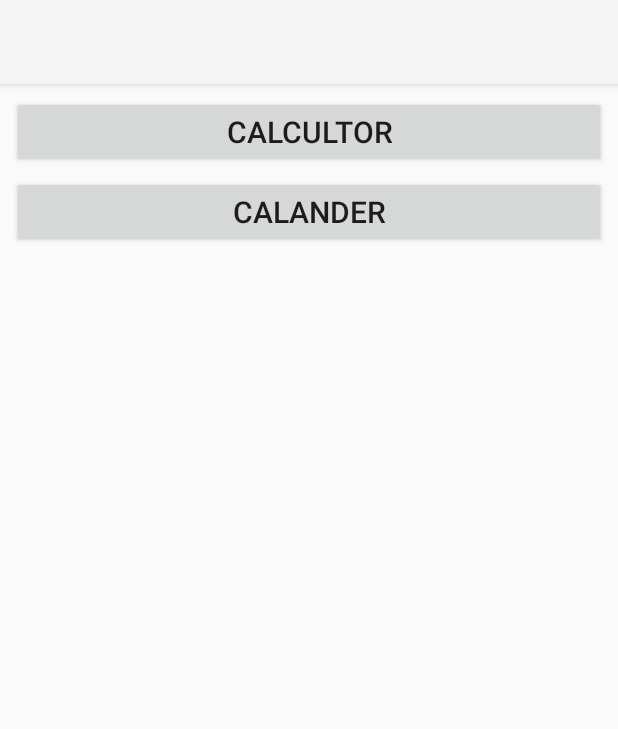
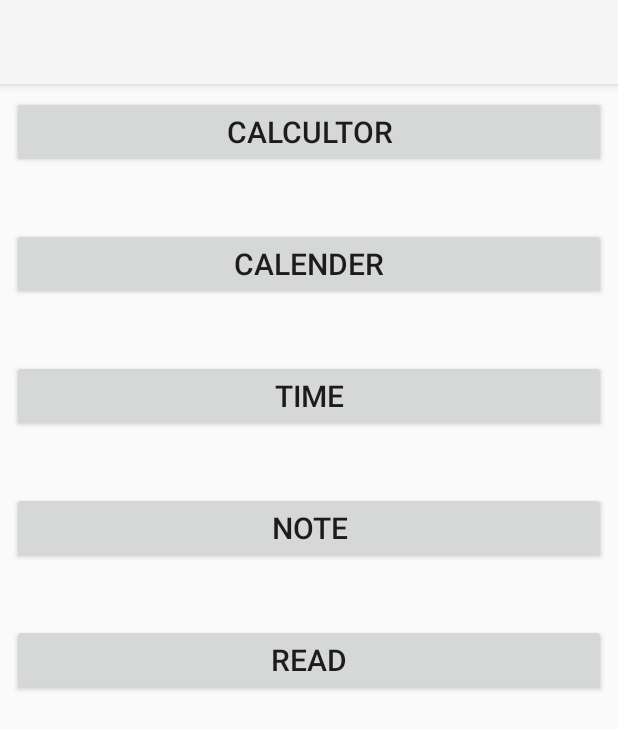
Before and after one commit to nawaralqadhy/MyApplication3, an Android app: the screen it shows after launch (MainActivity), on a phone screen of 412 x 824 dp. Shown: the top 729 px of the screen. Run offline under Robolectric (Android 15) with nearby library versions, the phone set to English and light mode, and no system bars.

Commit message:
FinalProject1

```diff
--- a/app/src/main/res/layout/activity_main.xml
+++ b/app/src/main/res/layout/activity_main.xml
@@ -1,34 +1,46 @@
-<RelativeLayout xmlns:android="http://schemas.android.com/apk/res/android"
-    xmlns:tools="http://schemas.android.com/tools"
-    android:id="@+id/activity_main"
-    android:layout_width="match_parent"
-    android:layout_height="match_parent"
-    android:paddingBottom="@dimen/activity_vertical_margin"
-    android:paddingLeft="@dimen/activity_horizontal_margin"
-    android:paddingRight="@dimen/activity_horizontal_margin"
-    android:paddingTop="@dimen/activity_vertical_margin"
-    tools:context="com.example.nawaralqadhy.myapplication.MainActivity">
+<?xml version="1.0"?>
 
-    <Button
-        android:id="@+id/calculator"
-        android:layout_width="match_parent"
+    <RelativeLayout tools:context="com.example.nawaralqadhy.myapplication.MainActivity" android:paddingTop="@dimen/activity_vertical_margin" android:paddingRight="@dimen/activity_horizontal_margin" android:paddingLeft="@dimen/activity_horizontal_margin" android:paddingBottom="@dimen/activity_vertical_margin" android:layout_height="match_parent" android:layout_width="match_parent" android:id="@+id/activity_main" xmlns:tools="http://schemas.android.com/tools" xmlns:android="http://schemas.android.com/apk/res/android">
+
+    <Button android:layout_height="wrap_content" android:layout_width="match_parent" android:id="@+id/calculator" android:textSize="20sp" android:text="CALCULTOR"/>
+
+    <Button android:layout_height="wrap_content" android:layout_width="match_parent" android:id="@+id/calender" android:textSize="20sp" android:text="CALENDER"
+        android:layout_below="@+id/calculator"
+        android:layout_alignParentStart="true"
+        android:layout_marginTop="40dp" />
+
+    <Button android:layout_width="match_parent"
+            android:layout_height="wrap_content"
+            android:textSize="20sp"
+            android:text="TIME"
+        android:layout_marginTop="40dp"
+        android:layout_below="@+id/calender"
+        android:layout_alignParentStart="true"
+        android:id="@+id/time">
+
+        </Button>>
+
+
+    <Button android:layout_width="match_parent"
         android:layout_height="wrap_content"
-        android:text="CALCULTOR"
-        android:textSize="20sp" />
+        android:textSize="20sp"
+        android:text="NOTE"
+        android:layout_marginTop="40dp"
+        android:layout_below="@+id/time"
+        android:id="@+id/note"
+        android:layout_alignParentStart="true">
 
-    <Button
-        android:id="@+id/calender"
-        android:layout_width="match_parent"
+    </Button>>
+
+
+    <Button android:layout_width="match_parent"
         android:layout_height="wrap_content"
-        android:layout_marginTop="5dp"
-        android:text="CALANDER"
         android:textSize="20sp"
-        android:layout_below="@+id/calculator"/>
+        android:text="READ"
+        android:layout_marginTop="40dp"
+        android:layout_below="@+id/note"
+        android:id="@+id/read"
+        android:layout_alignParentStart="true">
 
-    <FrameLayout
-        android:id="@+id/frameLayout"
-        android:layout_below="@+id/calender"
-        android:layout_width="match_parent"
-        android:layout_height="match_parent"
-        android:layout_marginTop="10dp" />
+    </Button>>
 </RelativeLayout>
```
Also changed, not shown: app/src/main/AndroidManifest.xml (+9 -4 lines), app/src/main/java/com/example/nawaralqadhy/myapplication/Note.java (added, +136 -0 lines), app/src/main/java/com/example/nawaralqadhy/myapplication/Read_Notes.java (added, +61 -0 lines), app/src/main/java/com/example/nawaralqadhy/myapplication/Time_now.java (added, +24 -0 lines), app/src/main/res/layout/activity_note.xml (added, +40 -0 lines), app/src/main/res/layout/activity_time.xml (added, +13 -0 lines), app/src/main/res/layout/read.xml (added, +13 -0 lines).
